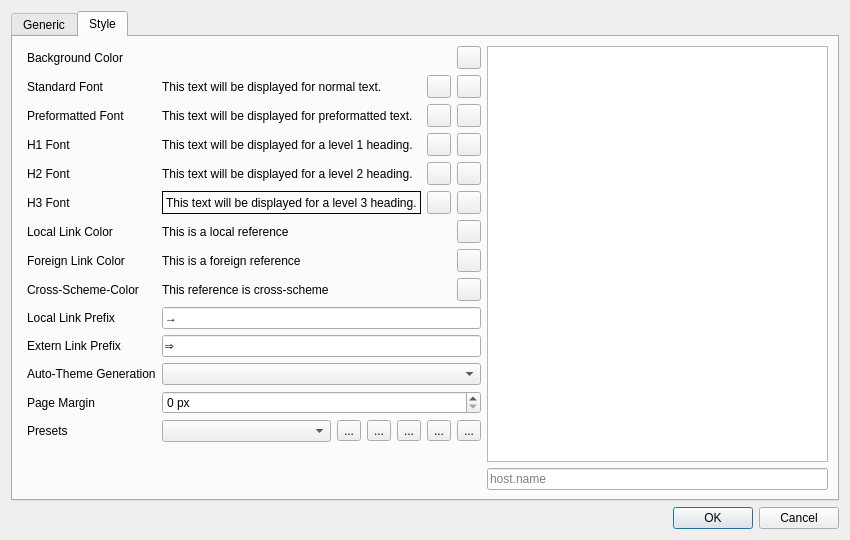
The window that src/settingsdialog.ui (ikskuh/kristall) describes before a commit, drawn with Qt 5.
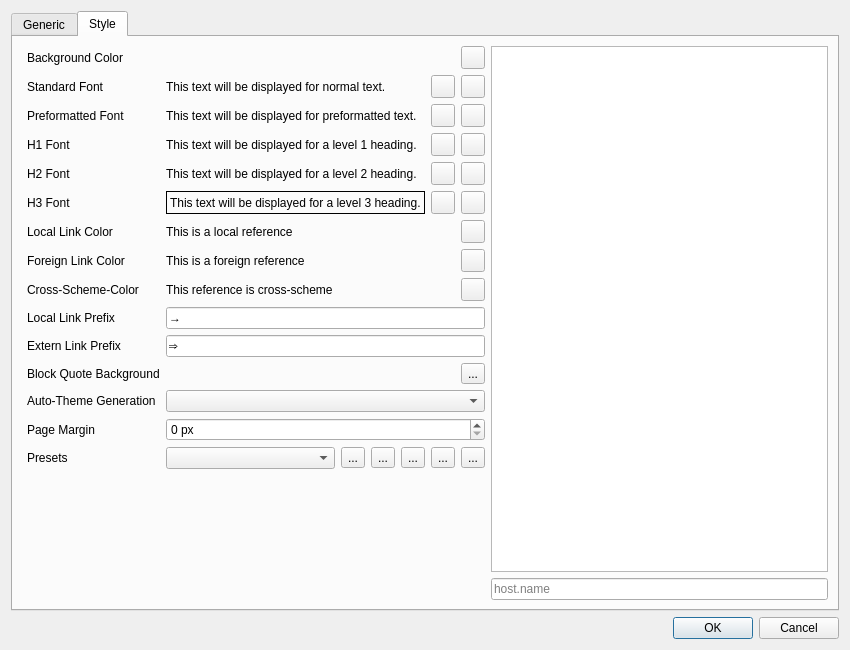
The same window after the commit. The open tabs and pages were chosen to show the change. Icons and pictures are not drawn.

Commit message: Adds help document, adds block quote support, updates gemini parser to newest spec, adds support for arbitrary gemini files in about: space, adds url bar shortcut, fixes bug with line breaks in preformatted text

The edit to the form file:
```diff
--- a/src/settingsdialog.ui
+++ b/src/settingsdialog.ui
@@ -7,7 +7,7 @@
     <x>0</x>
     <y>0</y>
     <width>850</width>
-    <height>540</height>
+    <height>650</height>
    </rect>
   </property>
   <property name="windowTitle">
@@ -591,24 +591,24 @@
            </item>
           </layout>
          </item>
-         <item row="11" column="0">
+         <item row="12" column="0">
           <widget class="QLabel" name="label_12">
            <property name="text">
             <string>Auto-Theme Generation</string>
            </property>
           </widget>
          </item>
-         <item row="11" column="1">
+         <item row="12" column="1">
           <widget class="QComboBox" name="auto_theme"/>
          </item>
-         <item row="12" column="0">
+         <item row="13" column="0">
           <widget class="QLabel" name="label_13">
            <property name="text">
             <string>Page Margin</string>
            </property>
           </widget>
          </item>
-         <item row="12" column="1">
+         <item row="13" column="1">
           <widget class="QDoubleSpinBox" name="page_margin">
            <property name="suffix">
             <string> px</string>
@@ -621,7 +621,7 @@
            </property>
           </widget>
          </item>
-         <item row="13" column="1">
+         <item row="14" column="1">
           <layout class="QHBoxLayout" name="horizontalLayout_2">
            <item>
             <widget class="QComboBox" name="presets"/>
@@ -701,13 +701,42 @@
            </item>
           </layout>
          </item>
-         <item row="13" column="0">
+         <item row="14" column="0">
           <widget class="QLabel" name="label_17">
            <property name="text">
             <string>Presets</string>
            </property>
           </widget>
          </item>
+         <item row="11" column="0">
+          <widget class="QLabel" name="label_21">
+           <property name="text">
+            <string>Block Quote Background</string>
+           </property>
+          </widget>
+         </item>
+         <item row="11" column="1">
+          <layout class="QHBoxLayout" name="horizontalLayout_6">
+           <item>
+            <widget class="QLabel" name="quote_preview">
+             <property name="text">
+              <string> </string>
+             </property>
+            </widget>
+           </item>
+           <item>
+            <widget class="QToolButton" name="quote_change_color">
+             <property name="text">
+              <string>...</string>
+             </property>
+             <property name="icon">
+              <iconset resource="icons.qrc">
+               <normaloff>:/icons/palette.svg</normaloff>:/icons/palette.svg</iconset>
+             </property>
+            </widget>
+           </item>
+          </layout>
+         </item>
         </layout>
        </item>
        <item>
```
Left out of the diff: 2 changed lines with no effect on the pictures. The commit also changes 17 other files.
